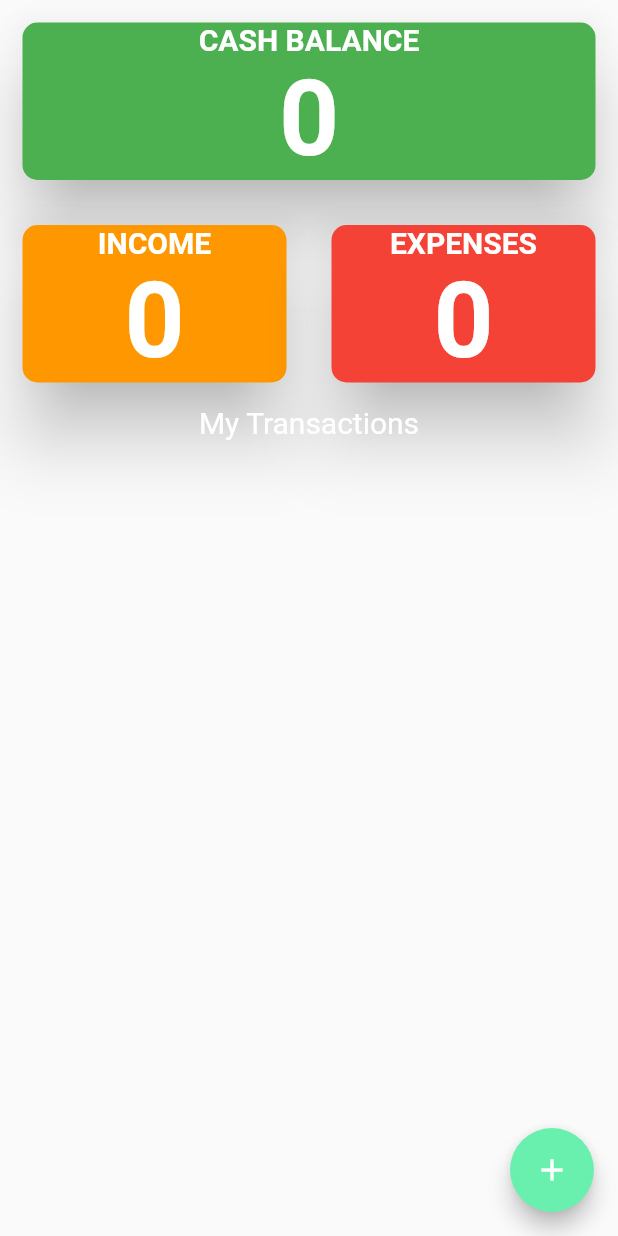
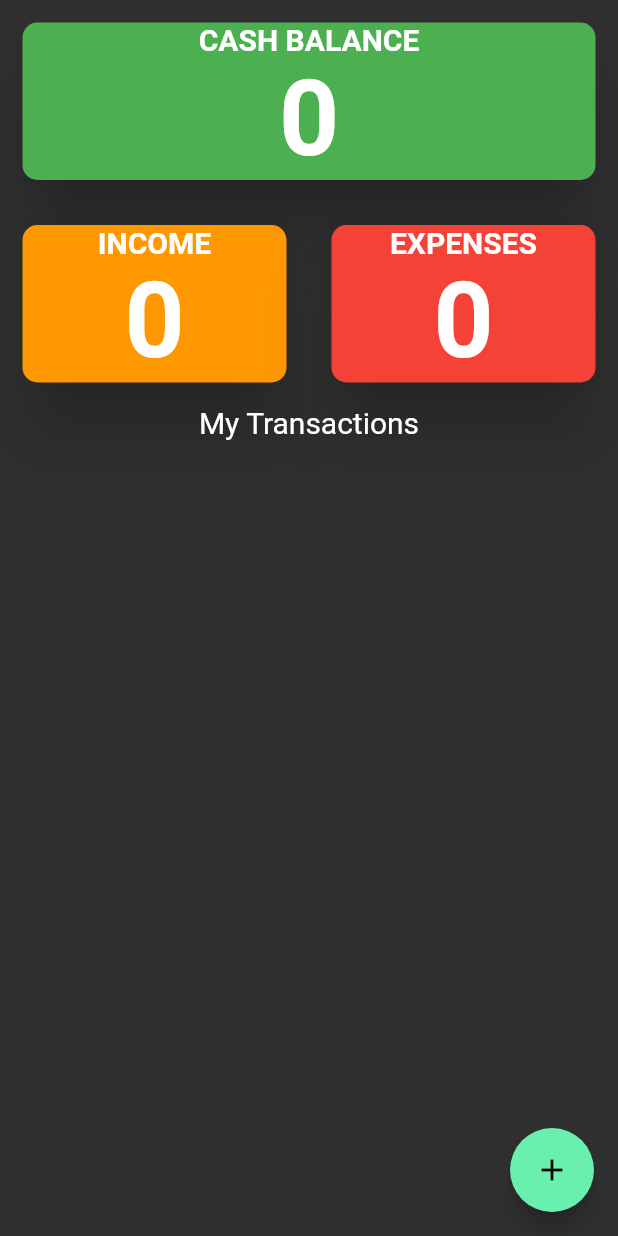
Before and after one commit to abhinavuppu7/cashflow, a Flutter app: the screen it shows after launch, on a phone screen of 412 x 824 dp. Run offline on Flutter 3.47's test engine with Material 2 defaults, Android fonts, the phone set to English and light mode, and no system bars; our stand-ins replace shared_preferences, sqflite; accounts and stored records are empty.

Commit message:
theme changed  to  dark

```diff
--- a/lib/main.dart
+++ b/lib/main.dart
@@ -1,8 +1,5 @@
-import 'package:cashflow/screens/Firstscreen.dart';
+import 'package:cashflow/screens/Homescreen.dart';
 import 'package:flutter/material.dart';
-import 'file:///C:/Users/ABHINAV/AndroidStudioProjects/cashflow/lib/screens/Homescreen.dart';
-import 'package:shared_preferences/shared_preferences.dart';
-import 'dart:async';
 
 void main() {
   runApp(MyApp());
@@ -16,44 +13,12 @@ class MyApp extends StatefulWidget {
 class _MyAppState extends State<MyApp> {
   bool amountexists;
   @override
-  //  void initState() {
-  //    // TODO: implement initState
-  //    super.initState();
-  // getData();
-  //  }
-  //  getData() async{
-  //    SharedPreferences prefs= await SharedPreferences.getInstance();
-  // setState(() {
-  //   amountexists=prefs.containsKey('cashbalance');
-  // });
-
-  // }
   @override
   Widget build(BuildContext context) {
     return MaterialApp(
       debugShowCheckedModeBanner: false,
-      theme: ThemeData(
-        primarySwatch: Colors.green,
-      ),
+      theme: ThemeData.dark(),
       home: Homescreen(),
     );
   }
 }
-
-//
-// class MyApp extends StatefulWidget {
-//   // This widget is the root of your application.
-//   @override
-//
-//
-//   Widget build(BuildContext context) {
-//     return MaterialApp(
-//      debugShowCheckedModeBanner: false,
-//       theme: ThemeData(
-//         primarySwatch: Colors.green,
-//       ),
-//
-//       home: Homescreen(),
-//     );
-//   }
-// }
```
